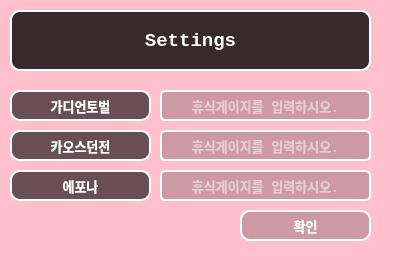
Qt form UI/sub_form.ui (ckh2445/LostArk_Check_Quest) before a commit.
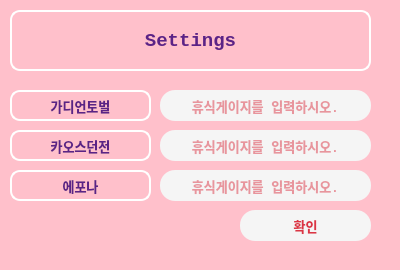
The same form after that commit. Icons and pictures are not drawn.

```diff
--- a/UI/sub_form.ui
+++ b/UI/sub_form.ui
@@ -78,10 +78,10 @@
      <enum>Qt::StrongFocus</enum>
     </property>
     <property name="styleSheet">
-     <string notr="true">background-color: rgba(0, 0, 0, 50);
- border: 2px solid white; 
-color: white;
-border-radius: 5px;</string>
+     <string notr="true">color: #dc3545;
+border-color: #dc3545;
+background-color: whitesmoke;
+border-radius: 15px;</string>
     </property>
     <property name="text">
      <string/>
@@ -117,9 +117,8 @@
      </font>
     </property>
     <property name="styleSheet">
-     <string notr="true">background-color: rgba(0, 0, 0, 150);
- border: 2px solid white; 
-color: white;
+     <string notr="true">border: 2px solid white; 
+color: #5B2386;
 border-radius: 10px;</string>
     </property>
     <property name="text">
@@ -154,10 +153,10 @@
      <enum>Qt::NoFocus</enum>
     </property>
     <property name="styleSheet">
-     <string notr="true">background-color: rgba(0, 0, 0, 50);
- border: 2px solid white; 
-color: white;
-border-radius: 10px;</string>
+     <string notr="true">color: #dc3545;
+border-color: #dc3545;
+background-color: whitesmoke;
+border-radius: 15px;</string>
     </property>
     <property name="text">
      <string>확인</string>
@@ -182,9 +181,8 @@
      </font>
     </property>
     <property name="styleSheet">
-     <string notr="true">background-color: rgba(0, 0, 0, 200);
- border: 2px solid white; 
-color: white;
+     <string notr="true">border: 2px solid white; 
+color: #5B2386;
 border-radius: 10px;</string>
     </property>
     <property name="text">
@@ -212,9 +210,8 @@
      </font>
     </property>
     <property name="styleSheet">
-     <string notr="true">background-color: rgba(0, 0, 0, 150);
- border: 2px solid white; 
-color: white;
+     <string notr="true">border: 2px solid white; 
+color: #5B2386;
 border-radius: 10px;</string>
     </property>
     <property name="text">
@@ -248,10 +245,10 @@
      <enum>Qt::StrongFocus</enum>
     </property>
     <property name="styleSheet">
-     <string notr="true">background-color: rgba(0, 0, 0, 50);
- border: 2px solid white; 
-color: white;
-border-radius: 5px;</string>
+     <string notr="true">color: #dc3545;
+border-color: #dc3545;
+background-color: whitesmoke;
+border-radius: 15px;</string>
     </property>
     <property name="text">
      <string/>
@@ -287,9 +284,8 @@
      </font>
     </property>
     <property name="styleSheet">
-     <string notr="true">background-color: rgba(0, 0, 0, 150);
- border: 2px solid white; 
-color: white;
+     <string notr="true">border: 2px solid white; 
+color: #5B2386;
 border-radius: 10px;</string>
     </property>
     <property name="text">
@@ -323,10 +319,10 @@
      <enum>Qt::StrongFocus</enum>
     </property>
     <property name="styleSheet">
-     <string notr="true">background-color: rgba(0, 0, 0, 50);
- border: 2px solid white; 
-color: white;
-border-radius: 5px;</string>
+     <string notr="true">color: #dc3545;
+border-color: #dc3545;
+background-color: whitesmoke;
+border-radius: 15px;</string>
     </property>
     <property name="text">
      <string/>
```
